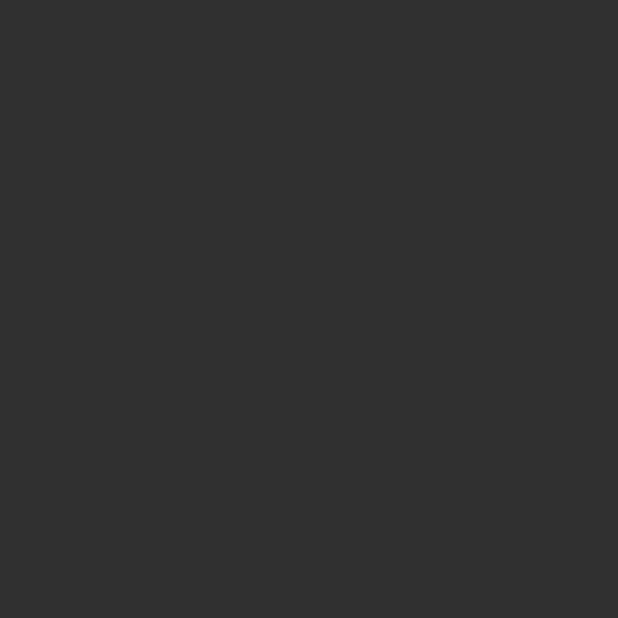
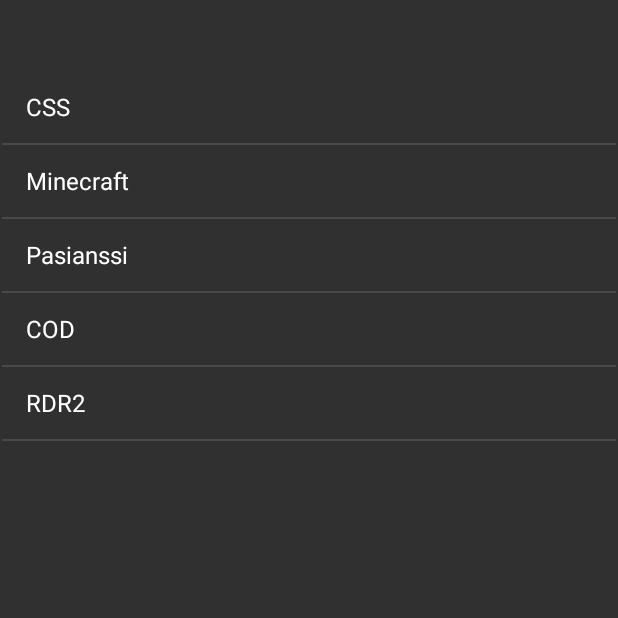
Before and after one commit to Panibo/eSportBurner, an Android app: the GameListActivity screen opened directly, with no data from a screen before it, on a phone screen of 412 x 824 dp, the top half of it. Before the commit the part shown is empty. Run offline under Robolectric (Android 15) with nearby library versions, the phone set to English and light mode, and no system bars.

Commit message:
Lista lisätty, uudet luokat: Game.java, Global.java. Taustan väri päivitetty.

```diff
--- /dev/null
+++ b/app/src/main/java/fi/hyte/esportsburner/Game.java
@@ -0,0 +1,16 @@
+package fi.hyte.esportsburner;
+
+public class Game {
+    private String name;
+    private int kalorit;
+
+    public Game(String name, int kalorit){
+        this.name = name;
+        this.kalorit = kalorit;
+    }
+
+    @Override
+    public String toString() {
+        return name;
+    }
+}
--- a/app/src/main/java/fi/hyte/esportsburner/GameListActivity.java
+++ b/app/src/main/java/fi/hyte/esportsburner/GameListActivity.java
@@ -3,6 +3,8 @@
 import androidx.appcompat.app.AppCompatActivity;
 
 import android.os.Bundle;
+import android.widget.ArrayAdapter;
+import android.widget.ListView;
 
 public class GameListActivity extends AppCompatActivity {
 
@@ -10,5 +12,12 @@
     protected void onCreate(Bundle savedInstanceState) {
         super.onCreate(savedInstanceState);
         setContentView(R.layout.activity_game_list);
+
+        ListView lv = findViewById(R.id.lista);
+
+        lv.setAdapter(new ArrayAdapter<Game>(
+        this,
+                android.R.layout.simple_list_item_1,
+                Global.getInstance().getGames()));
     }
 }
--- /dev/null
+++ b/app/src/main/java/fi/hyte/esportsburner/Global.java
@@ -0,0 +1,28 @@
+package fi.hyte.esportsburner;
+
+import java.util.ArrayList;
+import java.util.List;
+
+public class Global {
+    private static  final Global ourInstance = new Global();
+
+    private List<Game> lista;
+    public static Global getInstance(){
+        return  ourInstance;
+    }
+
+    private Global(){
+        lista = new ArrayList<>();
+
+        lista.add(new Game("CSS", 150));
+        lista.add(new Game("Minecraft", 100));
+        lista.add(new Game("Pasianssi", 75));
+        lista.add(new Game("COD", 185));
+        lista.add(new Game("RDR2", 110));
+
+    }
+
+    public  List<Game> getGames(){
+        return lista;
+    }
+}
--- a/app/src/main/res/layout/activity_game_list.xml
+++ b/app/src/main/res/layout/activity_game_list.xml
@@ -6,4 +6,12 @@
     android:layout_height="match_parent"
     tools:context=".GameListActivity">
 
+    <ListView
+        android:id="@+id/lista"
+        android:layout_width="409dp"
+        android:layout_height="729dp"
+        app:layout_constraintBottom_toBottomOf="parent"
+        app:layout_constraintEnd_toEndOf="parent"
+        app:layout_constraintStart_toStartOf="parent"
+        app:layout_constraintTop_toTopOf="parent" />
 </androidx.constraintlayout.widget.ConstraintLayout>
--- a/app/src/main/res/layout/activity_main.xml
+++ b/app/src/main/res/layout/activity_main.xml
@@ -4,6 +4,7 @@
     xmlns:tools="http://schemas.android.com/tools"
     android:layout_width="match_parent"
     android:layout_height="match_parent"
+    android:background="@android:color/darker_gray"
     tools:context=".MainActivity">
 
     <Button
```
